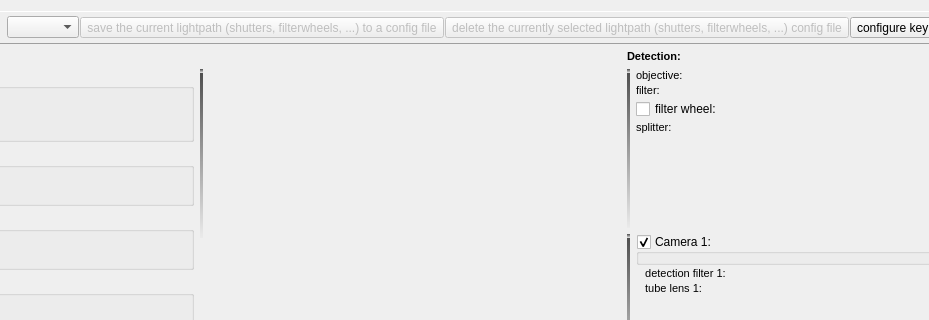
This is plugins/spimb040/qfespimb040opticssetup.ui in jkriege2/QuickFit3 as Qt 5 draws it before an edit; both pictures show x 239 to 1168 and y 0 to 320 of the 1299 by 568 pixel window. The edited form follows.
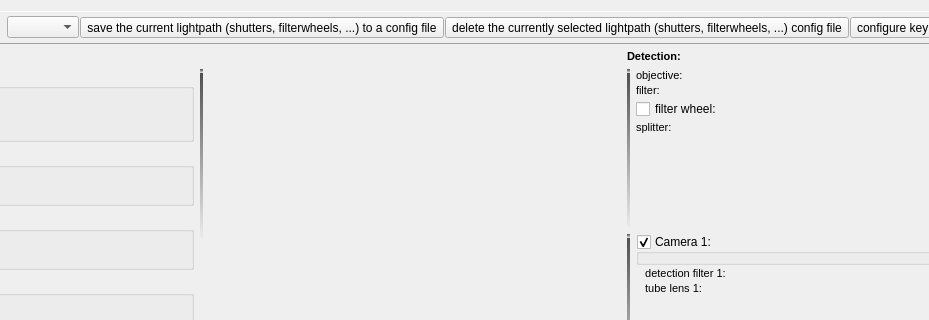
This is the edited form. Icons and pictures are not drawn. Custom widgets are drawn as their Qt base class.

```diff
--- a/plugins/spimb040/qfespimb040opticssetup.ui
+++ b/plugins/spimb040/qfespimb040opticssetup.ui
@@ -699,9 +699,6 @@
       </item>
       <item>
        <widget class="QToolButton" name="btnLightpathSave">
-        <property name="enabled">
-         <bool>false</bool>
-        </property>
         <property name="text">
          <string>save the current lightpath (shutters, filterwheels, ...) to a config file</string>
         </property>
@@ -719,9 +716,6 @@
       </item>
       <item>
        <widget class="QToolButton" name="btnLightpathDelete">
-        <property name="enabled">
-         <bool>false</bool>
-        </property>
         <property name="text">
          <string>delete the currently selected lightpath (shutters, filterwheels, ...) config file</string>
         </property>
```
Left out of the diff: 36 changed lines with no effect on the pictures.
